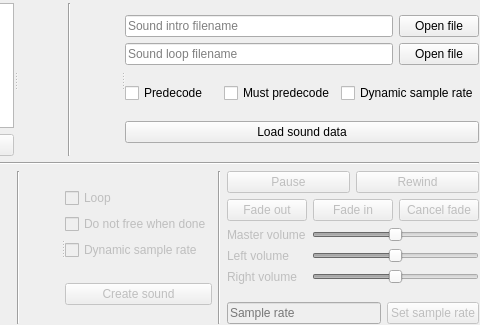
Before: the Qt Designer form examples/gui-qt/mainwindow.ui in Clownacy/clownaudio, drawn with Qt 5; both pictures show x 250 to 730 and y 0 to 325 of the 730 by 325 pixel window.
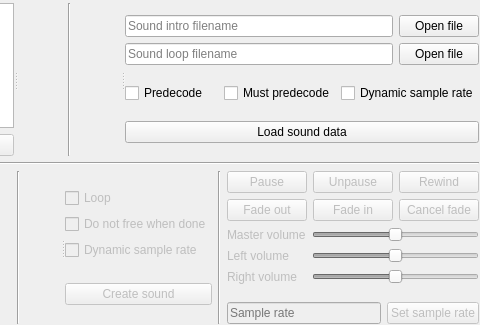
After: the same form once the commit is applied.

Commit message:
Separate the pause/unpause buttons
Unlike the Dear Imgui version, this one doesn't routinely check the
status of sounds, so it cannot actually know when a sound is paused
or not.

Patch:
```diff
--- a/examples/gui-qt/mainwindow.ui
+++ b/examples/gui-qt/mainwindow.ui
@@ -17,7 +17,7 @@
    <bool>true</bool>
   </property>
   <widget class="QWidget" name="centralwidget">
-   <widget class="QWidget" name="">
+   <widget class="QWidget" name="layoutWidget">
     <property name="geometry">
      <rect>
       <x>1</x>
@@ -241,6 +241,16 @@
                </property>
               </widget>
              </item>
+             <item>
+              <widget class="QPushButton" name="pushButton_Unpause">
+               <property name="enabled">
+                <bool>false</bool>
+               </property>
+               <property name="text">
+                <string>Unpause</string>
+               </property>
+              </widget>
+             </item>
              <item>
               <widget class="QPushButton" name="pushButton_Rewind">
                <property name="enabled">
```
Left out of the diff: 2 changed lines with no effect on the pictures. The commit also changes 2 other files.
